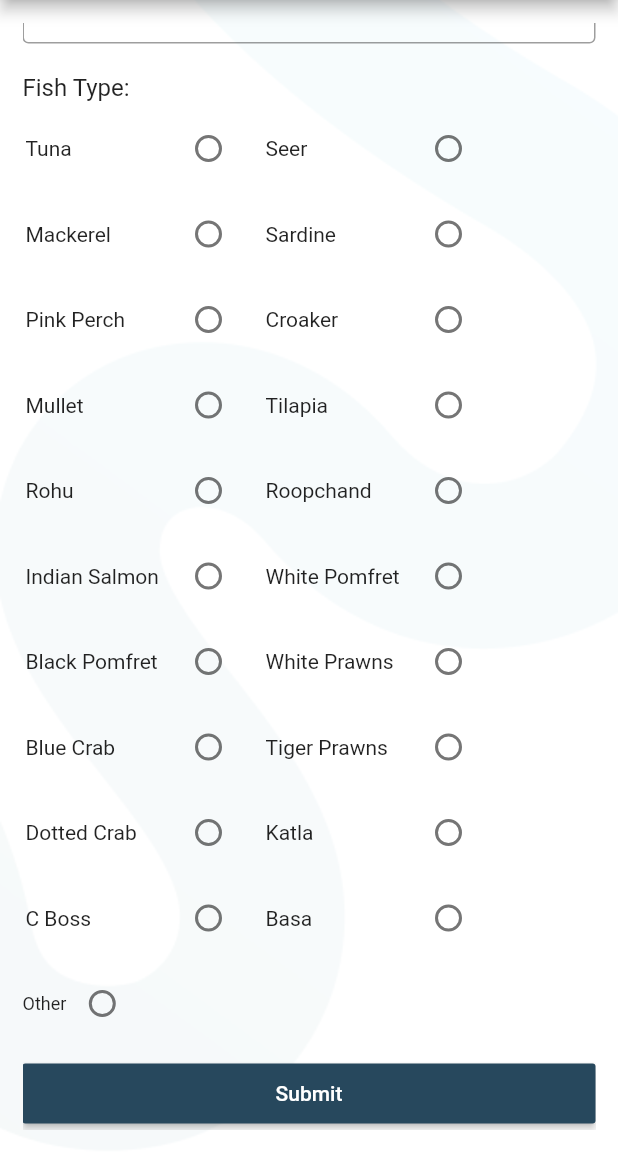
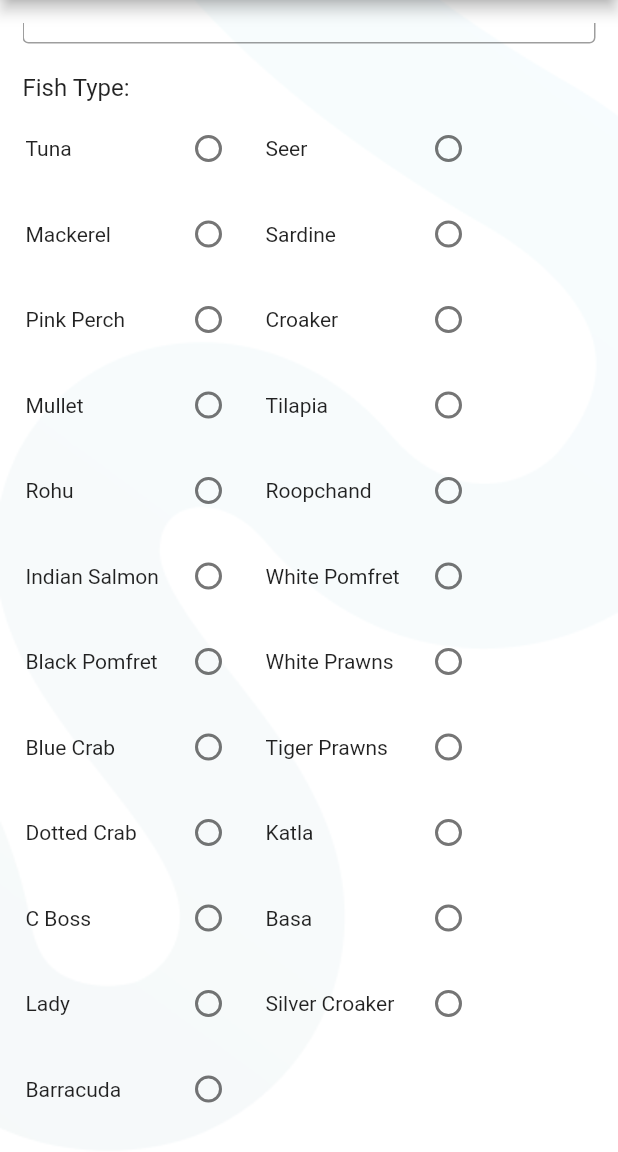
Before and after one commit to KumarAbhinav01/qzense_fish_data, a Flutter app: the MyHomePage screen opened directly with empty values, scrolled down 267 dp, on a phone screen of 412 x 824 dp, the part 84-1236 px from its top. Run offline on Flutter 3.47's test engine with Material 2 defaults, Android fonts, the phone set to English and light mode, and no system bars; our stand-ins replace image_picker.

Commit message:
New Labels Added

```diff
--- a/lib/MyHomePage.dart
+++ b/lib/MyHomePage.dart
@@ -42,6 +42,9 @@ class _MyHomePageState extends State<MyHomePage> {
     'Katla',
     'C Boss',
     'Basa',
+    'Lady',
+    'Silver Croaker',
+    'Barracuda',
     'Other'
   ];
 
@@ -481,6 +484,21 @@ class _MyHomePageState extends State<MyHomePage> {
                           fishType: 'basa',
                           labelText: 'Basa',
                         ),
+                      ),SizedBox(
+                        child: buildFishTypeContainer(
+                          fishType: 'lady',
+                          labelText: 'Lady',
+                        ),
+                      ),SizedBox(
+                        child: buildFishTypeContainer(
+                          fishType: 'silver croaker',
+                          labelText: 'Silver Croaker',
+                        ),
+                      ),SizedBox(
+                        child: buildFishTypeContainer(
+                          fishType: 'barracuda',
+                          labelText: 'Barracuda',
+                        ),
                       ),
                       Row(
                         mainAxisAlignment: MainAxisAlignment.start,
```
